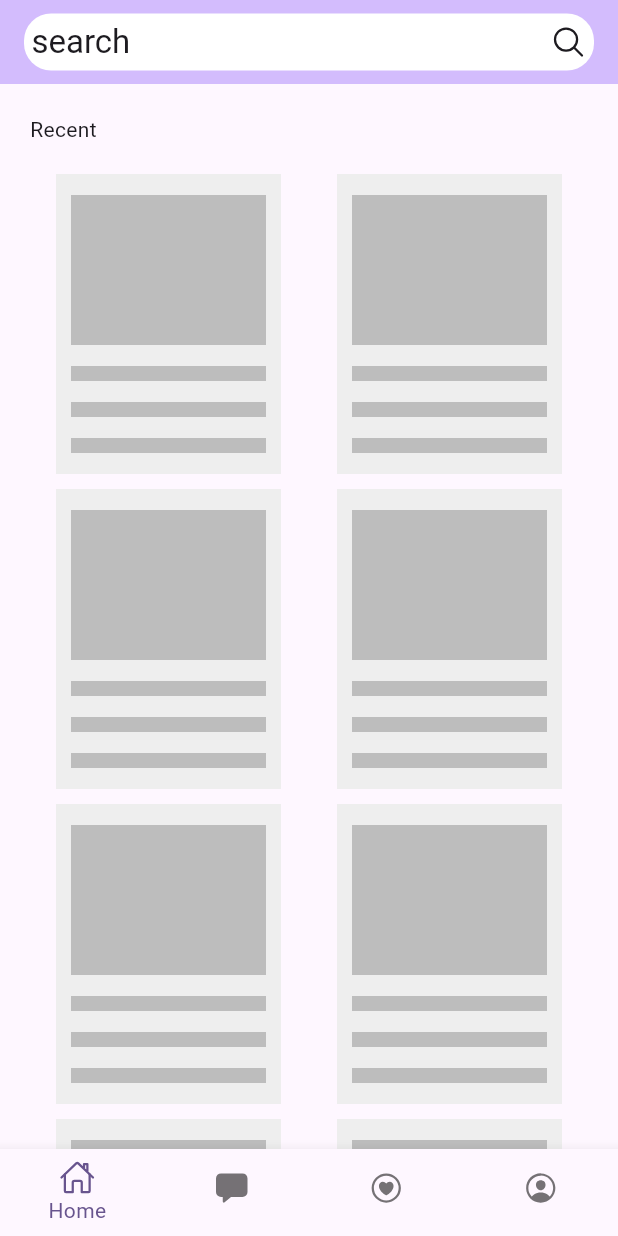
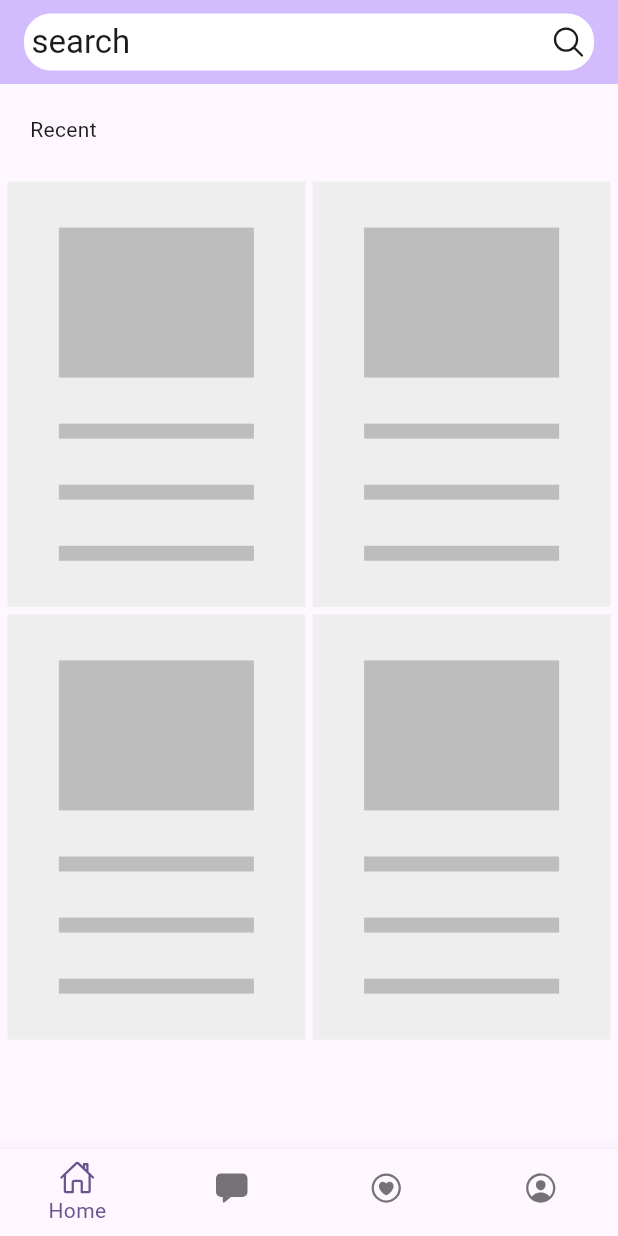
Before and after one commit to jack8096/AgriLease, a Flutter app: the first screen one second after launch, on a phone screen of 412 x 824 dp. Run offline on Flutter 3.47's test engine with Material 2 defaults, Android fonts, the phone set to English and light mode, and no system bars; drawn by our look-alikes of flutter_animate; our stand-ins replace firebase_core, firebase_database, ionicons; accounts and stored records are empty.

Commit message:
added recent section layout & minor fix's

```diff
--- a/lib/main.dart
+++ b/lib/main.dart
@@ -122,10 +122,11 @@ class LoadingshimmeringEffect extends StatelessWidget {
   Widget build(BuildContext context) {
     return
      Animate(onComplete: (controller) => controller.repeat(),  effects:const  [ShimmerEffect(color: Colors.white38, duration: Duration(seconds: 2)), ],
-    child:
-    ListView.separated(shrinkWrap: true, itemCount: 4, itemBuilder: ((BuildContext context, int index) => //const Text('data i')),
-    Row( mainAxisAlignment: MainAxisAlignment.spaceEvenly, children: [ DemoProductCards(), DemoProductCards(),],) ),
-    separatorBuilder: (context, index)=>  const SizedBox(height: 10),
+    child: Expanded( child: Padding( padding: const EdgeInsets.all(5),
+      child: GridView.count(crossAxisCount: 2, mainAxisSpacing: 5, crossAxisSpacing: 5, childAspectRatio: 0.7,
+        children: [DemoProductCards(),DemoProductCards(),DemoProductCards(),DemoProductCards(),],
+        ),
+    ),
     ));
   }
 }
```
Also changed, not shown: lib/pages/recent_section.dart (+21 -4 lines).
